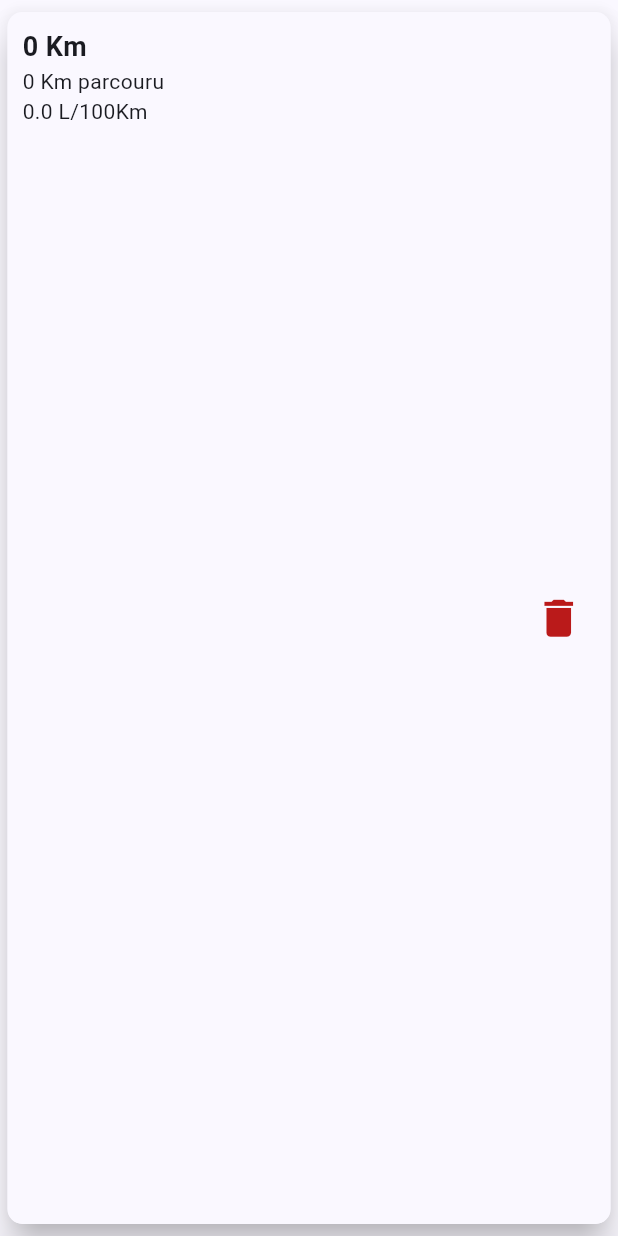
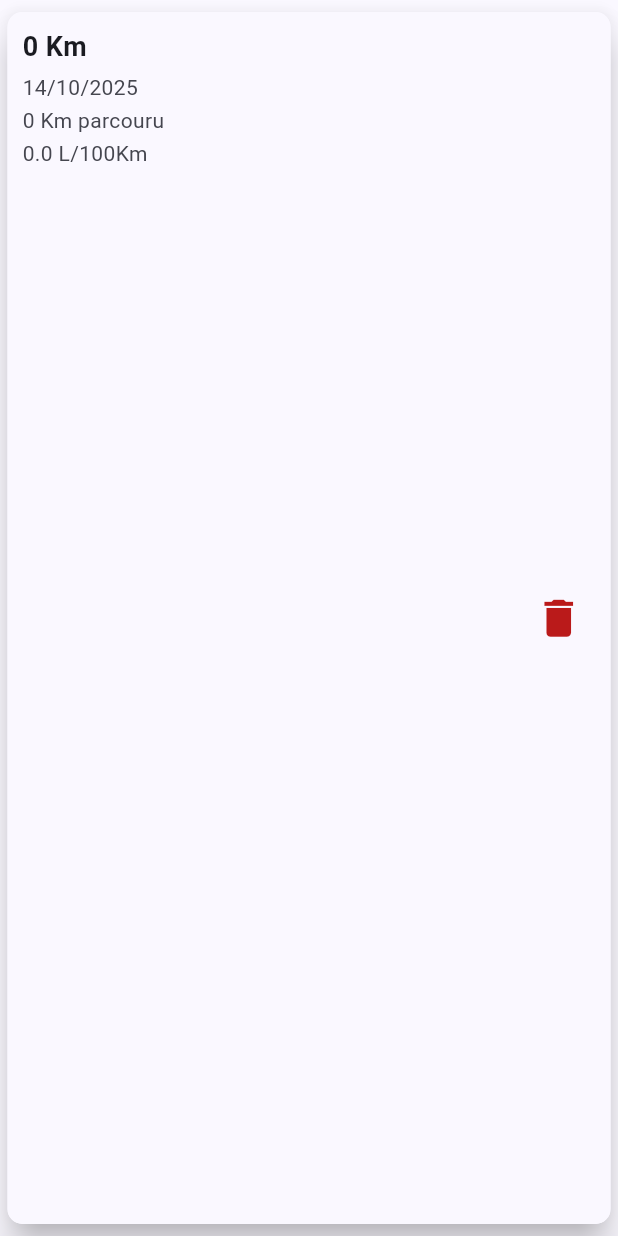
Before and after one commit to maximefurious/Fast-Track-Auto, a Flutter app: the CompteurItem widget shown alone on an empty page, opened directly with empty values, on a phone screen of 412 x 824 dp. Run offline on Flutter 3.47's test engine with Material 3 defaults, Android fonts, the phone set to English and light mode, and no system bars; our stand-ins replace fl_chart, open_file, shared_preferences; missing offline and left inert: syncfusion_flutter_pdf; accounts and stored records are empty.

Commit message:
update/ use theme instead of colorMap

```diff
--- a/lib/models/compteur.dart
+++ b/lib/models/compteur.dart
@@ -2,12 +2,12 @@
 
 class Compteur {
   final String id;
-  int kilometrage;
-  DateTime date;
-  int kilometrageParcouru;
-  double moyConsommation;
+  final int kilometrage;
+  final DateTime date;
+  final int kilometrageParcouru;
+  final double moyConsommation;
 
-  Compteur({
+  const Compteur({
     required this.id,
     required this.date,
     required this.kilometrage,
@@ -15,19 +15,63 @@ class Compteur {
     required this.moyConsommation,
   });
 
-  int get getKilometrage {
-    return kilometrage;
+  // copyWith: tous les params sont optionnels
+  Compteur copyWith({
+    String? id,
+    int? kilometrage,
+    DateTime? date,
+    int? kilometrageParcouru,
+    double? moyConsommation,
+  }) {
+    return Compteur(
+      id: id ?? this.id,
+      date: date ?? this.date,
+      kilometrage: kilometrage ?? this.kilometrage,
+      kilometrageParcouru: kilometrageParcouru ?? this.kilometrageParcouru,
+      moyConsommation: moyConsommation ?? this.moyConsommation,
+    );
   }
 
-  double get getMoyConsommation {
-    return moyConsommation;
-  }
+  Map<String, dynamic> toJson() => {
+    'id': id,
+    'date': date.toIso8601String(),
+    'kilometrage': kilometrage,
+    'kilometrageParcouru': kilometrageParcouru,
+    'moyConsommation': moyConsommation,
+  };
 
-  int get getKilometrageParcouru {
-    return kilometrageParcouru;
-  }
+  factory Compteur.fromJson(Map<String, dynamic> j) => Compteur(
+    id: j['id'] as String,
+    date: DateTime.parse(j['date'] as String),
+    kilometrage: (j['kilometrage'] as num).toInt(),
+    kilometrageParcouru: (j['kilometrageParcouru'] as num).toInt(),
+    moyConsommation: (j['moyConsommation'] as num).toDouble(),
+  );
 
-  DateTime get getDate {
-    return date;
-  }
+  @override
+  String toString() => 'Compteur('
+      'id: $id, '
+      'km: $kilometrage, '
+      'date: $date, '
+      'kmParcouru: $kilometrageParcouru, '
+      'conso: $moyConsommation)';
+
+  @override
+  bool operator ==(Object other) =>
+      identical(this, other) ||
+          other is Compteur &&
+              runtimeType == other.runtimeType &&
+              id == other.id &&
+              kilometrage == other.kilometrage &&
+              date == other.date &&
+              kilometrageParcouru == other.kilometrageParcouru &&
+              moyConsommation == other.moyConsommation;
+
+  @override
+  int get hashCode =>
+      id.hashCode ^
+      kilometrage.hashCode ^
+      date.hashCode ^
+      kilometrageParcouru.hashCode ^
+      moyConsommation.hashCode;
 }
--- a/lib/pages/compteur/compteur_item.dart
+++ b/lib/pages/compteur/compteur_item.dart
@@ -14,29 +14,43 @@ class CompteurItem extends StatefulWidget {
     required this.compteur,
     required this.deleteCompteur,
     required this.updateCompteur,
-    required this.colorMap,
   });
 
-  final Function deleteCompteur;
-  final Function updateCompteur;
   final Compteur compteur;
-  final Map<String, Color> colorMap;
+  final void Function(String id) deleteCompteur;
+  final void Function(Compteur c) updateCompteur;
 
   @override
   State<CompteurItem> createState() => _CompteurItemState();
 }
 
 class _CompteurItemState extends State<CompteurItem> {
+  late int editKilometrage;
+  late double editMoyConsommation;
+  late int editKilometrageParcouru;
+  late DateTime selectedDate;
   late final TextEditingController dateController;
-  late DateTime selectedDate;
 
   @override
   void initState() {
     super.initState();
+    editKilometrage = widget.compteur.kilometrage;
+    editMoyConsommation = widget.compteur.moyConsommation;
+    editKilometrageParcouru = widget.compteur.kilometrageParcouru;
     selectedDate = widget.compteur.date;
-    dateController = TextEditingController(
-      text: DateFormat('dd/MM/yyyy').format(widget.compteur.date),
-    );
+    dateController = TextEditingController(text: _formatDate(widget.compteur.date));
+  }
+
+  @override
+  void didUpdateWidget(covariant CompteurItem oldWidget) {
+    super.didUpdateWidget(oldWidget);
+    if (oldWidget.compteur != widget.compteur) {
+      editKilometrage = widget.compteur.kilometrage;
+      editMoyConsommation = widget.compteur.moyConsommation;
+      editKilometrageParcouru = widget.compteur.kilometrageParcouru;
+      selectedDate = widget.compteur.date;
+      dateController.text = _formatDate(widget.compteur.date);
+    }
   }
 
   @override
@@ -45,27 +59,21 @@ class _CompteurItemState extends State<CompteurItem> {
     super.dispose();
   }
 
+  String _formatDate(DateTime date) => DateFormat('dd/MM/yyyy').format(date);
+
   @override
   Widget build(BuildContext context) {
-    // Couleurs avec valeurs de repli pour éviter les null
-    final scheme = Theme.of(context).colorScheme;
-    final textColor = widget.colorMap['text'] ?? scheme.onSurface;
-    final cardColor = widget.colorMap['cardColor'] ?? scheme.surface;
-
-    // Copie locale pour l’édition
-    int editKilometrage = widget.compteur.kilometrage;
-    double editMoyConsommation = widget.compteur.moyConsommation;
-    int editKilometrageParcouru = widget.compteur.kilometrageParcouru;
+    final theme = Theme.of(context);
+    final cs = theme.colorScheme;
+    final text = theme.textTheme;
 
     return GestureDetector(
       onTap: () {
         showDialog(
           context: context,
           builder: (ctx) => DetailCompteurAlertDialog(
-            colorMap: widget.colorMap,
             compteur: widget.compteur,
             selectedDate: selectedDate,
-            context: ctx,
             editKilometrage: editKilometrage,
             editKilometrageParcouru: editKilometrageParcouru,
             editMoyConsommation: editMoyConsommation,
@@ -78,52 +86,57 @@ class _CompteurItemState extends State<CompteurItem> {
         elevation: 10,
         margin: const EdgeInsets.symmetric(vertical: 8, horizontal: 5),
         shape: RoundedRectangleBorder(borderRadius: BorderRadius.circular(10)),
+        color: cs.surface,
         child: Container(
           decoration: BoxDecoration(
             borderRadius: BorderRadius.circular(10),
-            color: cardColor,
+            color: cs.surface,
           ),
           padding: const EdgeInsets.all(10),
           child: Row(
             mainAxisAlignment: MainAxisAlignment.spaceBetween,
             children: [
-              // Colonne textes
               Column(
                 crossAxisAlignment: CrossAxisAlignment.start,
                 children: [
                   CustomListItemText(
-                    color: textColor,
+                    color: text.titleMedium?.color ?? cs.onSurface,
                     text: '${widget.compteur.kilometrage} Km',
                     isBig: true,
                     isBold: true,
                   ),
-                  CustomListItemText(
-                    color: textColor,
-                    text: '${widget.compteur.kilometrageParcouru} Km parcouru',
+                  const SizedBox(height: 4),
+                  Text(
+                    _formatDate(selectedDate),
+                    style: text.bodyMedium?.copyWith(color: cs.onSurfaceVariant),
                   ),
-                  CustomListItemText(
-                    color: textColor,
-                    text: '${widget.compteur.moyConsommation} L/100Km',
+                  const SizedBox(height: 2),
+                  Text(
+                    '${widget.compteur.kilometrageParcouru} Km parcouru',
+                    style: text.bodyMedium?.copyWith(color: cs.onSurfaceVariant),
+                  ),
+                  const SizedBox(height: 2),
+                  Text(
+                    '${widget.compteur.moyConsommation} L/100Km',
+                    style: text.bodyMedium?.copyWith(color: cs.onSurfaceVariant),
                   ),
                 ],
               ),
 
-              // Bouton supprimer
               IconButton(
                 onPressed: () {
                   showDialog(
                     context: context,
                     builder: (ctx) => DeleteCompteurAlertDialog(
-                      colorMap: widget.colorMap,
                       compteur: widget.compteur,
                       deleteCompteur: widget.deleteCompteur,
-                      ctx: ctx,
                     ),
                   );
                 },
                 icon: const Icon(Icons.delete),
-                color: scheme.error,
+                color: cs.error,
                 iconSize: MediaQuery.of(context).size.width * 0.08,
+                tooltip: 'Supprimer',
               ),
             ],
           ),
--- a/lib/pages/entretien/alerts/delete_entretien_alertdialog.dart
+++ b/lib/pages/entretien/alerts/delete_entretien_alertdialog.dart
@@ -7,7 +7,6 @@ class DeleteEntretienAlertDialog extends StatelessWidget {
     super.key,
     required this.entretien,
     required this.deleteEntretien,
-    required BuildContext ctx,
   });
 
   final Entretien entretien;
--- a/lib/pages/entretien/alerts/detail_entretien_alertdialog.dart
+++ b/lib/pages/entretien/alerts/detail_entretien_alertdialog.dart
@@ -84,7 +84,6 @@ class DetailEntretienAlertDialog extends StatelessWidget {
             showDialog(
               context: context,
               builder: (ctx) => UpdateEntretienAlertDialog(
-                // version sans colorMap/ctx (à patcher aussi)
                 entretien: entretien,
                 editKilometrage: editKilometrage,
                 editPrix: editPrix,
--- a/lib/pages/entretien/alerts/update_entretien_alertdialog.dart
+++ b/lib/pages/entretien/alerts/update_entretien_alertdialog.dart
@@ -24,7 +24,6 @@ class UpdateEntretienAlertDialog extends StatelessWidget {
   final DateTime selectedDate;
   final TextEditingController dateController;
 
-  // CHANGE: expects an Entretien
   final void Function(Entretien e) updateEntretien;
 
   @override
--- a/lib/pages/entretien/entretien_item.dart
+++ b/lib/pages/entretien/entretien_item.dart
@@ -23,7 +23,6 @@ class EntretienItem extends StatefulWidget {
 }
 
 class _EntretienItemState extends State<EntretienItem> {
-  // Optionnel: garder ces valeurs en local pour l'édition
   late int editKilometrage;
   late double editPrix;
   late String editType;
@@ -150,8 +149,6 @@ class _EntretienItemState extends State<EntretienItem> {
                   showDialog(
                     context: context,
                     builder: (ctx) => DeleteEntretienAlertDialog(
-                      // colorMap supprimé: le dialog doit aussi lire Theme.of(context)
-                      ctx: ctx,
                       entretien: widget.entretien,
                       deleteEntretien: widget.deleteEnt,
                     ),
```
Also changed, not shown: lib/main.dart (+2 -9 lines), lib/pages/compteur/alerts/delete_compteur_alertdialog.dart (+19 -17 lines), lib/pages/compteur/alerts/detail_compteur_alertdialog.dart (+31 -67 lines), lib/pages/compteur/alerts/update_compteur_alertdialog.dart (+45 -81 lines), lib/pages/compteur/compteur_list.dart (+27 -19 lines), lib/pages/entretien/entretien_list.dart (+9 -7 lines).
